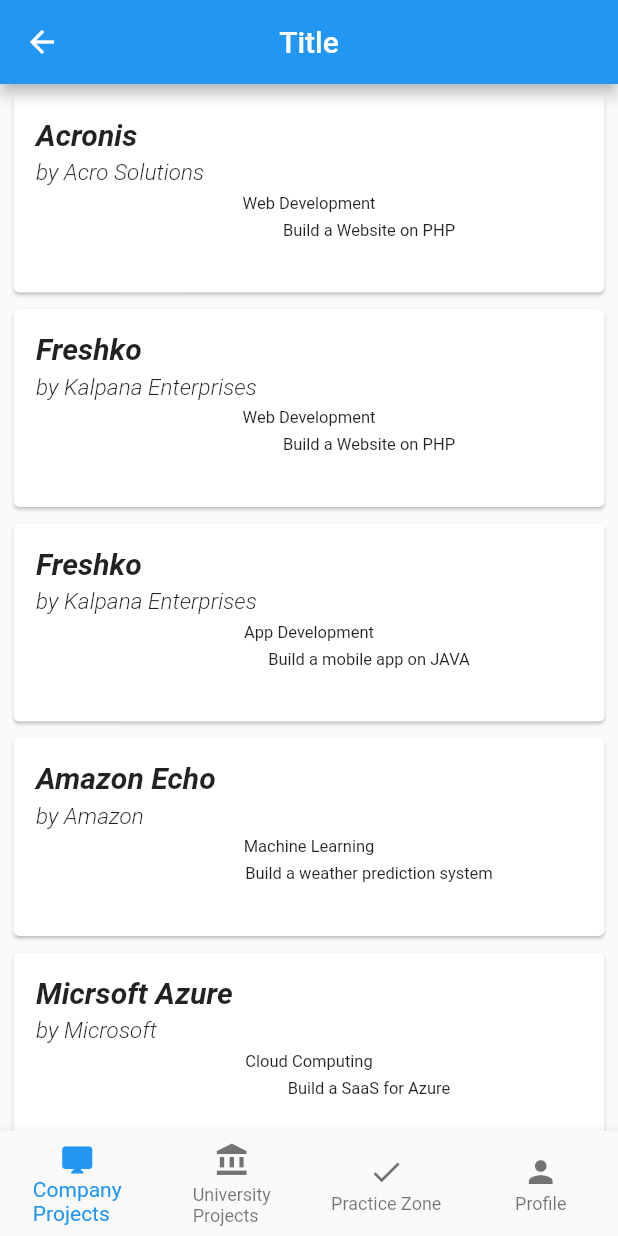
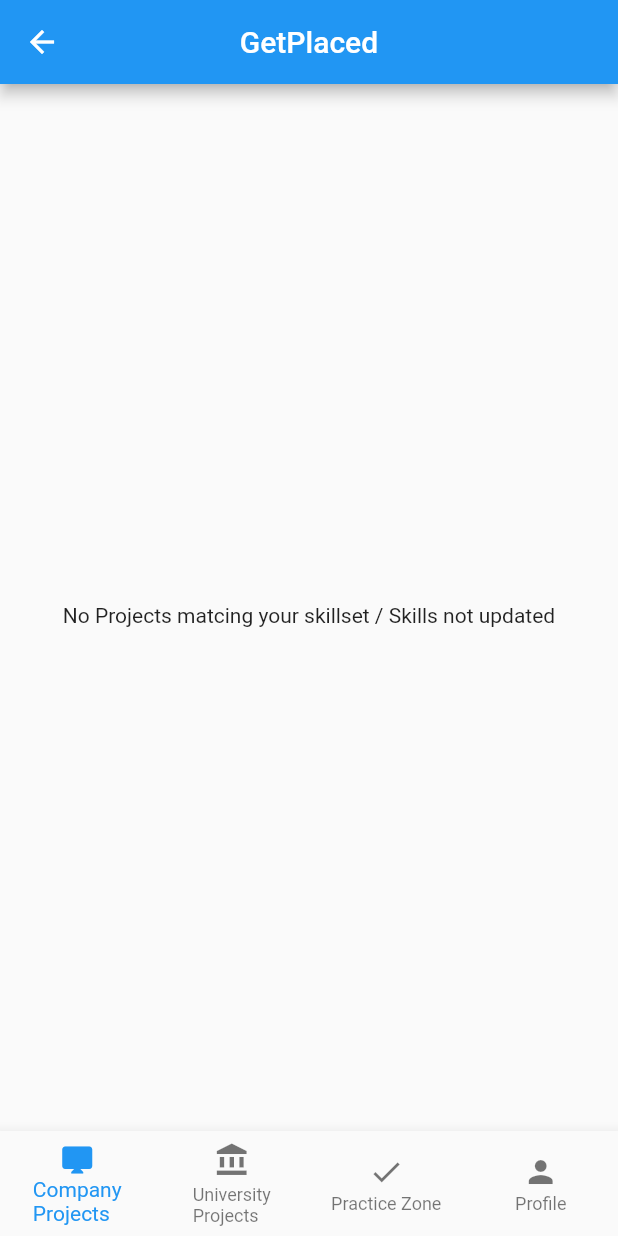
Before and after one commit to pratikjain04/GIT-Hackathon, a Flutter app: the HomePage screen opened by its route, on a phone screen of 412 x 824 dp. Run offline on Flutter 3.47's test engine with Material 2 defaults, Android fonts, the phone set to English and light mode, and no system bars; our stand-ins replace cloud_firestore; accounts and stored records are empty.

Commit message:
Implement skillset matching Display Company Projects that match your skillset only
Signed-off-by: ateek-ujjawal <ateekujjawal@gmail.com>

```diff
--- a/idky/lib/Home/CompanyProjectModel.dart
+++ b/idky/lib/Home/CompanyProjectModel.dart
@@ -1,6 +1,8 @@
+import 'dart:async';
+
 import 'package:flutter/material.dart';
 import '../Projects/CompanyProject.dart';
-
+import 'package:cloud_firestore/cloud_firestore.dart';
 
 class CompanyProjectModel extends StatefulWidget {
   @override
@@ -9,15 +11,49 @@ class CompanyProjectModel extends StatefulWidget {
 
 class _CompanyProjectModelState extends State<CompanyProjectModel> {
 
+  List<CompanyProject> filteredCompanyProjectList = List();
+  DocumentReference documentReference;
+
+  Future<DocumentSnapshot> _getProjectList() async {
+    documentReference = Firestore.instance.document('user/skills');
+    DocumentSnapshot snapshot = await documentReference.get();
+    return snapshot;
+  }
+
+  @override
+  void initState() {
+    super.initState();
+    _getProjectList().then((docsnapshot){
+      docsnapshot.data['domains'].forEach((domain){
+        companyProjects.forEach((project){
+          if(domain == project.domainName)
+            setState(() {
+              filteredCompanyProjectList.add(project);
+            });
+        });
+      });
+    });
+  }
+
   @override
   Widget build(BuildContext context) {
-    return Scrollbar(
+    return (filteredCompanyProjectList.isNotEmpty) ? Scrollbar(
       child: ListView.builder(
         shrinkWrap: true,
-        itemCount: companyProjects.length,
+        itemCount: filteredCompanyProjectList.length,
         itemBuilder: (BuildContext context, int index) {
-          return ProjectCardWidget(companyProject: companyProjects[index],);
+          return ProjectCardWidget(companyProject: filteredCompanyProjectList[index]);
         },
+      ),
+    ) : Padding(
+      padding: EdgeInsets.only(top: 10.0),
+      child: Center(
+        child: Text(
+          'No Projects matcing your skillset / Skills not updated',
+          style: TextStyle(
+            fontWeight: FontWeight.w400
+          ),
+        ),
       ),
     );
   }
@@ -25,8 +61,7 @@ class _CompanyProjectModelState extends State<CompanyProjectModel> {
 
 class ProjectCardWidget extends StatelessWidget {
 
-  CompanyProject companyProject;
-
+  final CompanyProject companyProject;
 
   ProjectCardWidget({
     Key key, this.companyProject
--- a/idky/lib/Home/HomePage.dart
+++ b/idky/lib/Home/HomePage.dart
@@ -19,7 +19,7 @@ class _HomePageState extends State<HomePage> {
   @override
   Widget build(BuildContext context) {
     return new Scaffold(
-      appBar: new AppBar(title: new Text('Title'), centerTitle: true,),
+      appBar: new AppBar(title: new Text('GetPlaced'), centerTitle: true),
         body: new PageView(children: [
           new Page0(),
           new Page1(),
--- a/idky/lib/Projects/CompanyProject.dart
+++ b/idky/lib/Projects/CompanyProject.dart
@@ -6,8 +6,6 @@ class CompanyProject{
   String description;
 
   CompanyProject(this.projectName, this.companyName, this.domainName, this.description);
-
-
 }
 
 
--- a/idky/lib/Projects/UniversityProject.dart
+++ b/idky/lib/Projects/UniversityProject.dart
@@ -7,9 +7,6 @@ class UniversityProject{
   String description;
 
   UniversityProject(this.projectName, this.mentorName, this.domainName, this.description);
-
-
-
 }
 
 
--- a/idky/lib/SignIn/signin.dart
+++ b/idky/lib/SignIn/signin.dart
@@ -51,7 +51,7 @@ class _SignInState extends State<SignIn> with SingleTickerProviderStateMixin {
                     child: Image(image: AssetImage('assets/logo.png'), fit: BoxFit.cover,)),
                 Padding(padding: EdgeInsets.only(top: uni_height / 16)),
                 Text(
-                  "App Name",
+                  'GetPlaced',
                   style: TextStyle(
                       color: Colors.white,
                       fontFamily: 'Nexa',
--- a/idky/pubspec.yaml
+++ b/idky/pubspec.yaml
@@ -19,6 +19,7 @@ dependencies:
   # The following adds the Cupertino Icons font to your application.
   # Use with the CupertinoIcons class for iOS style icons.
   cupertino_icons: ^0.1.2
+  cloud_firestore:
 
 dev_dependencies:
   flutter_test:
```
Also changed, not shown: idky/lib/Home/UniversityProjectModel.dart (+8 -2 lines), idky/pubspec.lock, 3 other files.
